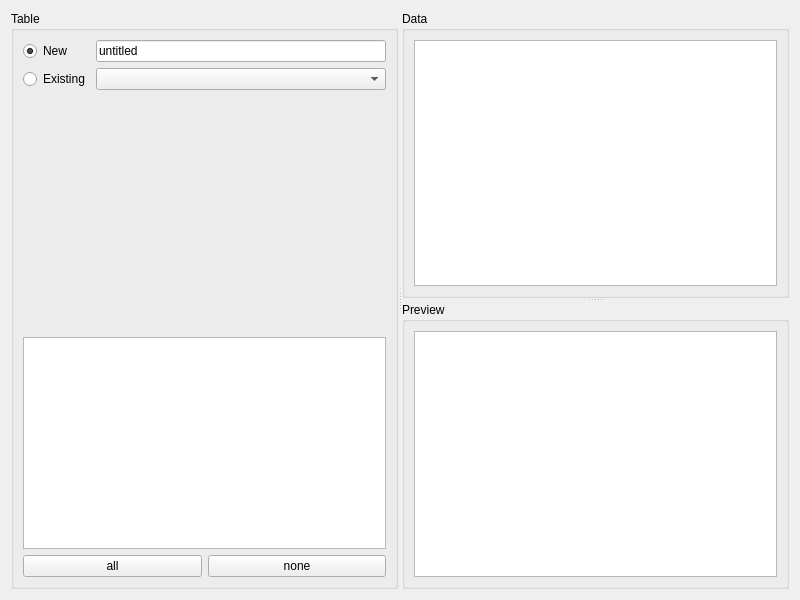
Above: src/widget/dataimportwidget.ui from mugiseyebrows/mugi-query before the change. Below: the same form after it.
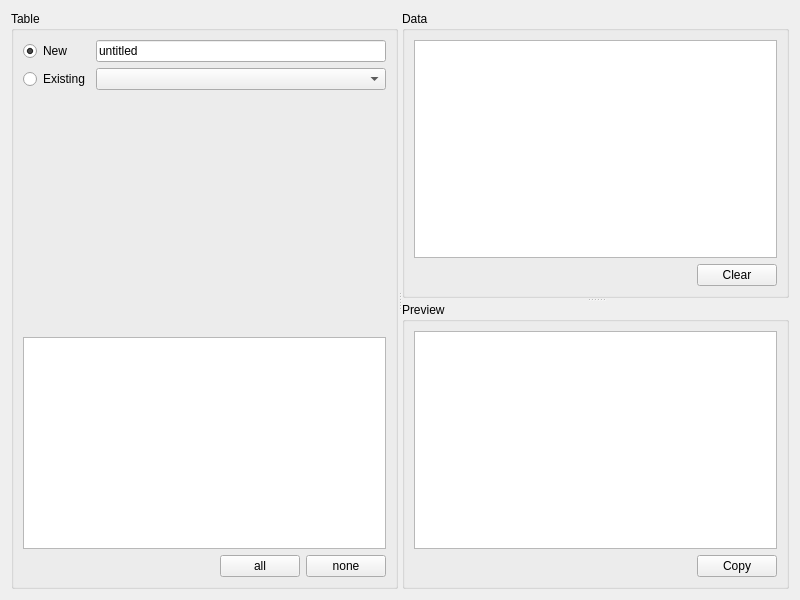
That is the form after the change. Custom widgets are drawn as their Qt base class.

Commit message: existing table types, call once, data copy delete

The edit to the form file:
```diff
--- a/src/widget/dataimportwidget.ui
+++ b/src/widget/dataimportwidget.ui
@@ -31,6 +31,19 @@
          </item>
          <item>
           <layout class="QHBoxLayout" name="horizontalLayout">
+           <item>
+            <spacer name="horizontalSpacer_3">
+             <property name="orientation">
+              <enum>Qt::Horizontal</enum>
+             </property>
+             <property name="sizeHint" stdset="0">
+              <size>
+               <width>40</width>
+               <height>20</height>
+              </size>
+             </property>
+            </spacer>
+           </item>
            <item>
             <widget class="QPushButton" name="allColumns">
              <property name="text">
@@ -99,20 +112,68 @@
        <property name="title">
         <string>Data</string>
        </property>
-       <layout class="QVBoxLayout" name="verticalLayout_3">
+       <layout class="QVBoxLayout" name="verticalLayout_2">
         <item>
          <widget class="QTableView" name="data"/>
         </item>
+        <item>
+         <layout class="QHBoxLayout" name="horizontalLayout_2">
+          <item>
+           <spacer name="horizontalSpacer_2">
+            <property name="orientation">
+             <enum>Qt::Horizontal</enum>
+            </property>
+            <property name="sizeHint" stdset="0">
+             <size>
+              <width>40</width>
+              <height>20</height>
+             </size>
+            </property>
+           </spacer>
+          </item>
+          <item>
+           <widget class="QPushButton" name="clearData">
+            <property name="text">
+             <string>Clear</string>
+            </property>
+           </widget>
+          </item>
+         </layout>
+        </item>
        </layout>
       </widget>
       <widget class="QGroupBox" name="groupBox_2">
        <property name="title">
         <string>Preview</string>
        </property>
-       <layout class="QVBoxLayout" name="verticalLayout_2">
+       <layout class="QVBoxLayout" name="verticalLayout_3">
         <item>
          <widget class="TextEdit" name="preview"/>
         </item>
+        <item>
+         <layout class="QHBoxLayout" name="horizontalLayout_3">
+          <item>
+           <spacer name="horizontalSpacer">
+            <property name="orientation">
+             <enum>Qt::Horizontal</enum>
+            </property>
+            <property name="sizeHint" stdset="0">
+             <size>
+              <width>138</width>
+              <height>20</height>
+             </size>
+            </property>
+           </spacer>
+          </item>
+          <item>
+           <widget class="QPushButton" name="copyQuery">
+            <property name="text">
+             <string>Copy</string>
+            </property>
+           </widget>
+          </item>
+         </layout>
+        </item>
        </layout>
       </widget>
      </widget>
```
The commit also changes 17 other files.
